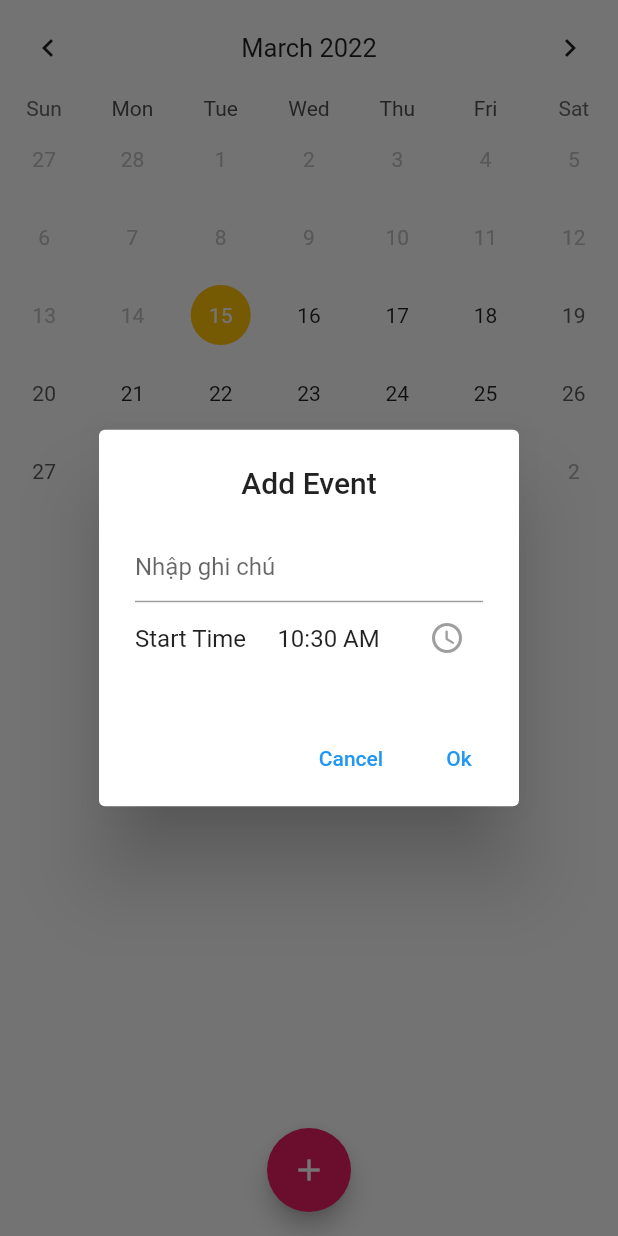
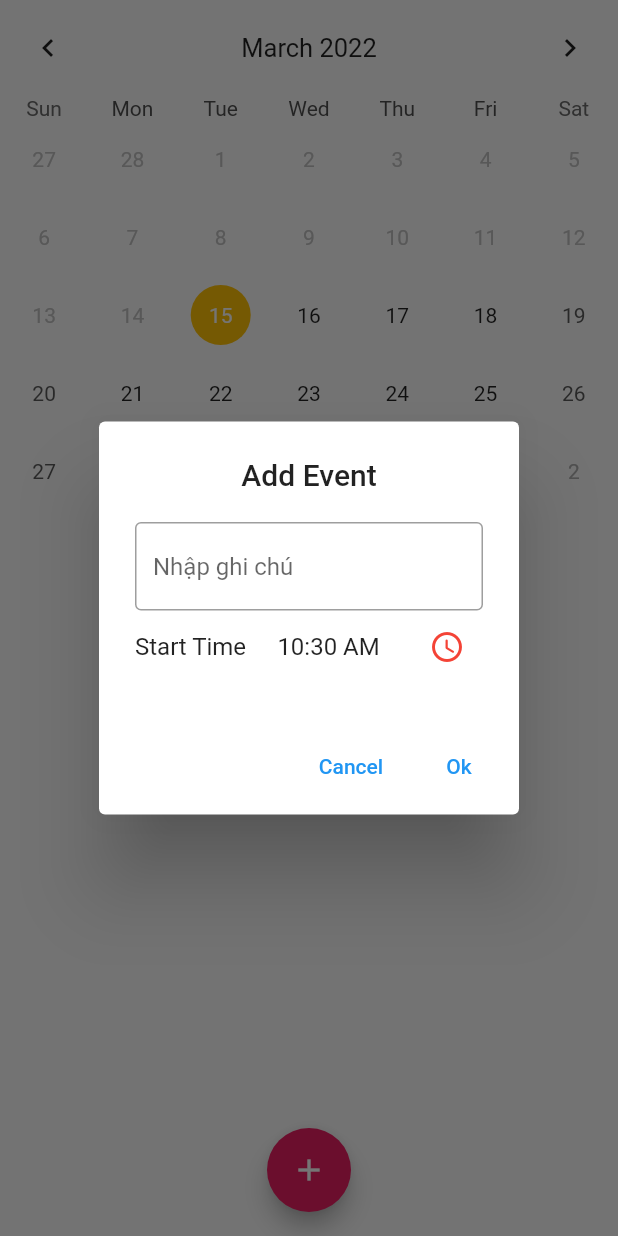
Before and after one commit to Hainam16/note, a Flutter app: the screen it shows after launch, after a tap on the "add" icon, on a phone screen of 412 x 824 dp. Run offline on Flutter 3.47's test engine with Material 2 defaults, Android fonts, the phone set to English and light mode, and no system bars; drawn by our look-alikes of table_calendar; our stand-ins replace get, timelines.

Commit message:
change select start time

```diff
--- a/lib/page/calendar.dart
+++ b/lib/page/calendar.dart
@@ -55,7 +55,7 @@ class _CalendarState extends State<Calendar> {
                   ),
                   selectedTextStyle: TextStyle(color: Colors.white),
                   todayDecoration: BoxDecoration(
-                      color: Colors.redAccent, shape: BoxShape.circle),
+                      color: Colors.pink, shape: BoxShape.circle),
                   defaultDecoration: BoxDecoration(
                     shape: BoxShape.circle,
                   ),
@@ -120,6 +120,7 @@ class _CalendarState extends State<Calendar> {
                     children: [
                       TextFormField(
                         decoration: const InputDecoration(
+                          border: OutlineInputBorder(),
                           hintText: 'Nhập ghi chú',
                         ),
                         controller: controller.eventController.value,
@@ -136,7 +137,7 @@ class _CalendarState extends State<Calendar> {
                                 },
                                 icon: const Icon(
                                   Icons.access_time_rounded,
-                                  color: Colors.grey,
+                                  color: Colors.red,
                                 ),
                               ),
                         ],
```
Also changed, not shown: lib/page/timeline.dart (+8 -4 lines).
